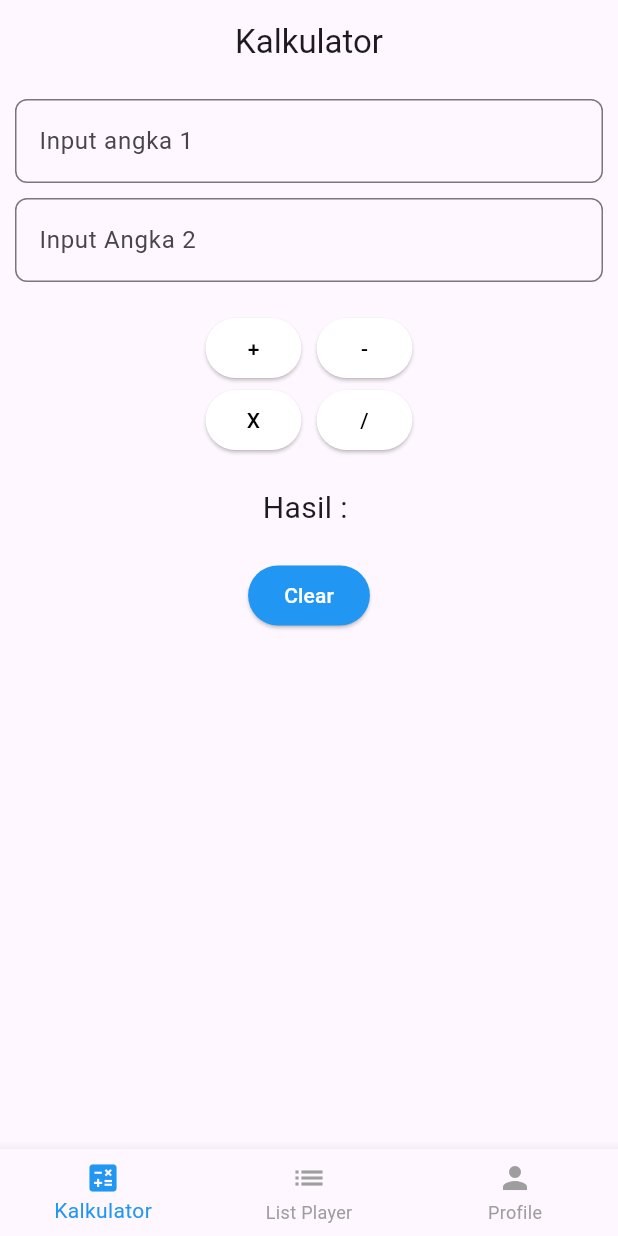
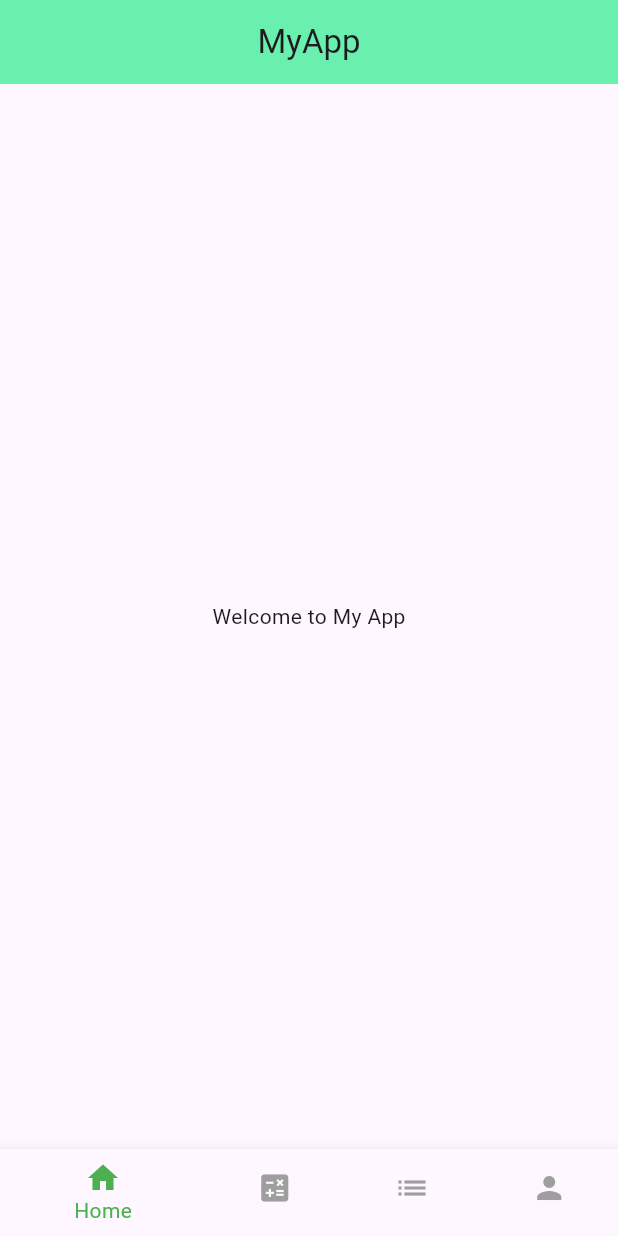
Before and after one commit to ZulfikarAzmi-12/tugas1_flutter_11PPLG1_37, a Flutter app: the screen it shows after launch, on a phone screen of 412 x 824 dp. Run offline on Flutter 3.47's test engine with Material 3 defaults, Android fonts, the phone set to English and light mode, and no system bars; our stand-ins replace get; missing offline and left inert: dart:ffi.

Commit message:
add home page

```diff
--- /dev/null
+++ b/latihan1/lib/pages/home_pages.dart
@@ -0,0 +1,18 @@
+import 'package:flutter/widgets.dart';
+import 'package:flutter/material.dart';
+import 'package:get/get.dart';
+
+class HomePages extends StatelessWidget {
+  HomePages({super.key});
+
+  @override
+  Widget build(BuildContext context) {
+    return Scaffold(
+      appBar: AppBar(
+        title: Center(child: Text("MyApp")),
+        backgroundColor: Colors.greenAccent,
+      ),
+      body: Center(child: Text("Welcome to My App")),
+    );
+  }
+}
--- a/latihan1/lib/pages/kalkulator_pages.dart
+++ b/latihan1/lib/pages/kalkulator_pages.dart
@@ -87,7 +87,7 @@ class KalkukatorPages extends StatelessWidget {
               child: Button(
                 text: "Clear",
                 onPressed: kalkulatorController.clear,
-                backgroundColor: Colors.blue,
+                backgroundColor: Colors.green,
                 foregroundColor: Colors.white,
               ),
             ),
--- a/latihan1/lib/pages/main_pages.dart
+++ b/latihan1/lib/pages/main_pages.dart
@@ -1,5 +1,6 @@
 import 'package:get/get.dart';
 import 'package:flutter/material.dart';
+import 'package:latihan1/pages/home_pages.dart';
 import 'package:latihan1/pages/profile_pages.dart';
 import 'football_pages.dart';
 import 'kalkulator_pages.dart';
@@ -11,6 +12,7 @@ class MainPages extends StatelessWidget {
   final NavController  navController = Get.put(NavController());
 
   final List<Widget> pages =  [
+    HomePages(),
     KalkukatorPages(),
     FootballPages(),
     ProfilePages()
@@ -22,9 +24,13 @@ class MainPages extends StatelessWidget {
       bottomNavigationBar: BottomNavigationBar(
         currentIndex: navController.currentIndex.value,
         onTap: navController.changeIndex,
-        selectedItemColor: Colors.blue,
+        selectedItemColor: Colors.green,
         unselectedItemColor: Colors.grey,
         items: const [
+          BottomNavigationBarItem
+          (icon: Icon(Icons.home,),
+            label: "Home"
+          ),
           BottomNavigationBarItem(
             icon: Icon(Icons.calculate),
             label: "Kalkulator"
--- a/latihan1/lib/routes/pages.dart
+++ b/latihan1/lib/routes/pages.dart
@@ -2,6 +2,7 @@ import 'package:flutter/material.dart';
 import 'package:get/route_manager.dart';
 import 'package:latihan1/pages/edit_pages.dart';
 import 'package:latihan1/pages/football_pages.dart';
+import 'package:latihan1/pages/home_pages.dart';
 import 'package:latihan1/pages/kalkulator_pages.dart';
 import 'package:latihan1/pages/main_pages.dart';
 import 'package:latihan1/pages/profile_pages.dart';
@@ -9,11 +10,11 @@ import 'package:latihan1/routes/routes.dart';
 
 class AppPages {
   static final pages =[
+    GetPage(name: AppRoutes.home, page:() => HomePages()),
     GetPage(name: AppRoutes.main, page: () => MainPages(),),
     GetPage(name: AppRoutes.profile, page: () => ProfilePages(),),
     GetPage(name: AppRoutes.kalkulator, page: () => KalkukatorPages(),),
     GetPage(name: AppRoutes.footballPlayers, page: () => FootballPages(),),
     GetPage(name: AppRoutes.editPage, page: () => FootballEditPage(),)
-
   ];
 }
--- a/latihan1/lib/routes/routes.dart
+++ b/latihan1/lib/routes/routes.dart
@@ -1,4 +1,5 @@
 class AppRoutes {
+  static const home = "/home";
   static const profile = "/profile";
   static const main = "/main";
   static const kalkulator = "/kalkulator";
```
Also changed, not shown: latihan1/lib/controllers/controllers_editpage.dart (+30 -8 lines), latihan1/lib/controllers/controllers_football.dart (+13 -1 lines), latihan1/lib/pages/edit_pages.dart (+21 -62 lines), latihan1/lib/pages/football_pages.dart (+16 -8 lines), latihan1/lib/pages/profile_pages.dart (+15 -6 lines).
